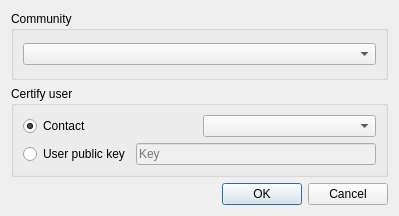
This is res/ui/certification.ui in duniter/sakia as Qt 5 draws it before an edit. The edited form follows.
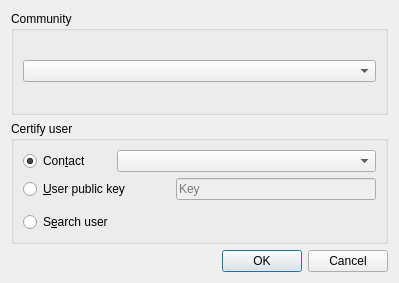
This is the edited form. Custom widgets are drawn as their Qt base class.

Commit message: Search user in certify window

What changed in the file:
```diff
--- a/res/ui/certification.ui
+++ b/res/ui/certification.ui
@@ -7,7 +7,7 @@
     <x>0</x>
     <y>0</y>
     <width>399</width>
-    <height>216</height>
+    <height>283</height>
    </rect>
   </property>
   <property name="windowTitle">
@@ -36,14 +36,36 @@
        <layout class="QHBoxLayout" name="horizontalLayout_2">
         <item>
          <widget class="QRadioButton" name="radio_contact">
+          <property name="sizePolicy">
+           <sizepolicy hsizetype="Maximum" vsizetype="Fixed">
+            <horstretch>0</horstretch>
+            <verstretch>0</verstretch>
+           </sizepolicy>
+          </property>
           <property name="text">
-           <string>Contact</string>
+           <string>Con&amp;tact</string>
           </property>
           <property name="checked">
            <bool>true</bool>
           </property>
          </widget>
         </item>
+        <item>
+         <spacer name="horizontalSpacer">
+          <property name="orientation">
+           <enum>Qt::Horizontal</enum>
+          </property>
+          <property name="sizeType">
+           <enum>QSizePolicy::Maximum</enum>
+          </property>
+          <property name="sizeHint" stdset="0">
+           <size>
+            <width>20</width>
+            <height>20</height>
+           </size>
+          </property>
+         </spacer>
+        </item>
         <item>
          <widget class="QComboBox" name="combo_contact">
           <property name="enabled">
@@ -58,13 +80,29 @@
         <item>
          <widget class="QRadioButton" name="radio_pubkey">
           <property name="text">
-           <string>User public key</string>
+           <string>&amp;User public key</string>
           </property>
           <property name="checked">
            <bool>false</bool>
           </property>
          </widget>
         </item>
+        <item>
+         <spacer name="horizontalSpacer_2">
+          <property name="orientation">
+           <enum>Qt::Horizontal</enum>
+          </property>
+          <property name="sizeType">
+           <enum>QSizePolicy::Maximum</enum>
+          </property>
+          <property name="sizeHint" stdset="0">
+           <size>
+            <width>40</width>
+            <height>20</height>
+           </size>
+          </property>
+         </spacer>
+        </item>
         <item>
          <widget class="QLineEdit" name="edit_pubkey">
           <property name="enabled">
@@ -83,6 +121,55 @@
         </item>
        </layout>
       </item>
+      <item>
+       <layout class="QHBoxLayout" name="horizontalLayout_3">
+        <property name="topMargin">
+         <number>6</number>
+        </property>
+        <item>
+         <widget class="QRadioButton" name="radio_search">
+          <property name="sizePolicy">
+           <sizepolicy hsizetype="Maximum" vsizetype="Fixed">
+            <horstretch>0</horstretch>
+            <verstretch>0</verstretch>
+           </sizepolicy>
+          </property>
+          <property name="text">
+           <string>S&amp;earch user</string>
+          </property>
+         </widget>
+        </item>
+        <item>
+         <spacer name="horizontalSpacer_3">
+          <property name="orientation">
+           <enum>Qt::Horizontal</enum>
+          </property>
+          <property name="sizeType">
+           <enum>QSizePolicy::Maximum</enum>
+          </property>
+          <property name="sizeHint" stdset="0">
+           <size>
+            <width>40</width>
+            <height>20</height>
+           </size>
+          </property>
+         </spacer>
+        </item>
+        <item>
+         <widget class="SearchUserWidget" name="search_user" native="true">
+          <property name="enabled">
+           <bool>false</bool>
+          </property>
+          <property name="sizePolicy">
+           <sizepolicy hsizetype="Minimum" vsizetype="Preferred">
+            <horstretch>0</horstretch>
+            <verstretch>0</verstretch>
+           </sizepolicy>
+          </property>
+         </widget>
+        </item>
+       </layout>
+      </item>
      </layout>
     </widget>
    </item>
@@ -98,6 +185,14 @@
    </item>
   </layout>
  </widget>
+ <customwidgets>
+  <customwidget>
+   <class>SearchUserWidget</class>
+   <extends>QWidget</extends>
+   <header>sakia.gui.widgets.search_user</header>
+   <container>1</container>
+  </customwidget>
+ </customwidgets>
  <resources/>
  <connections>
   <connection>
```
Left out of the diff: 67 changed lines with no effect on the pictures. The commit also changes 3 other files.
